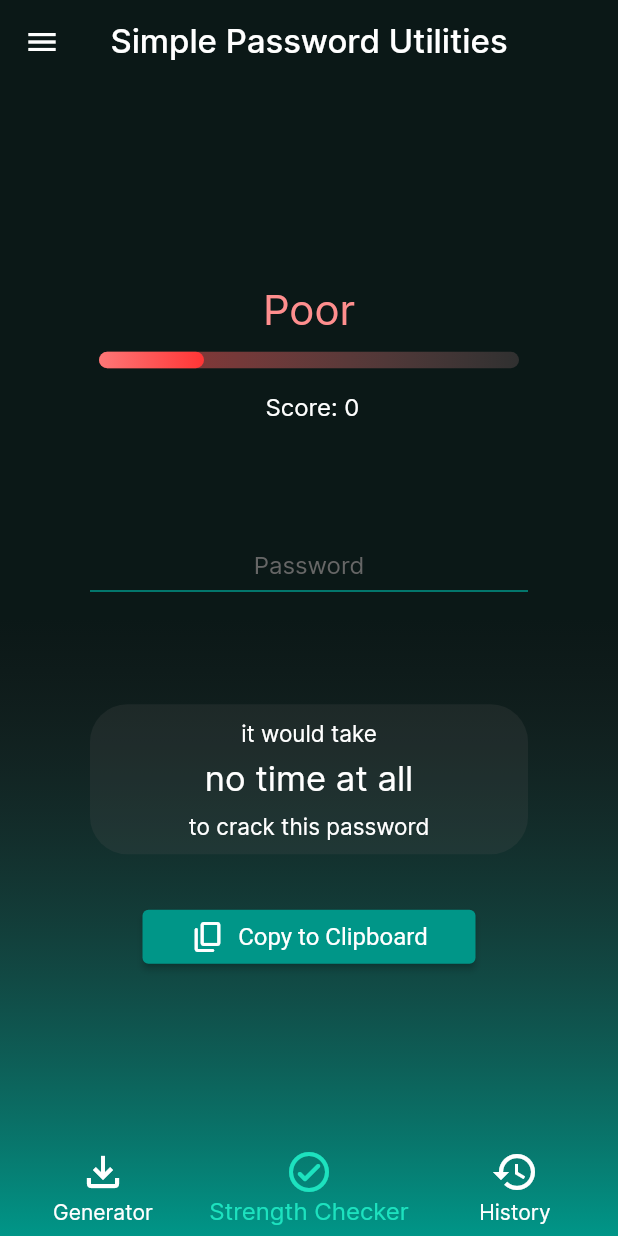
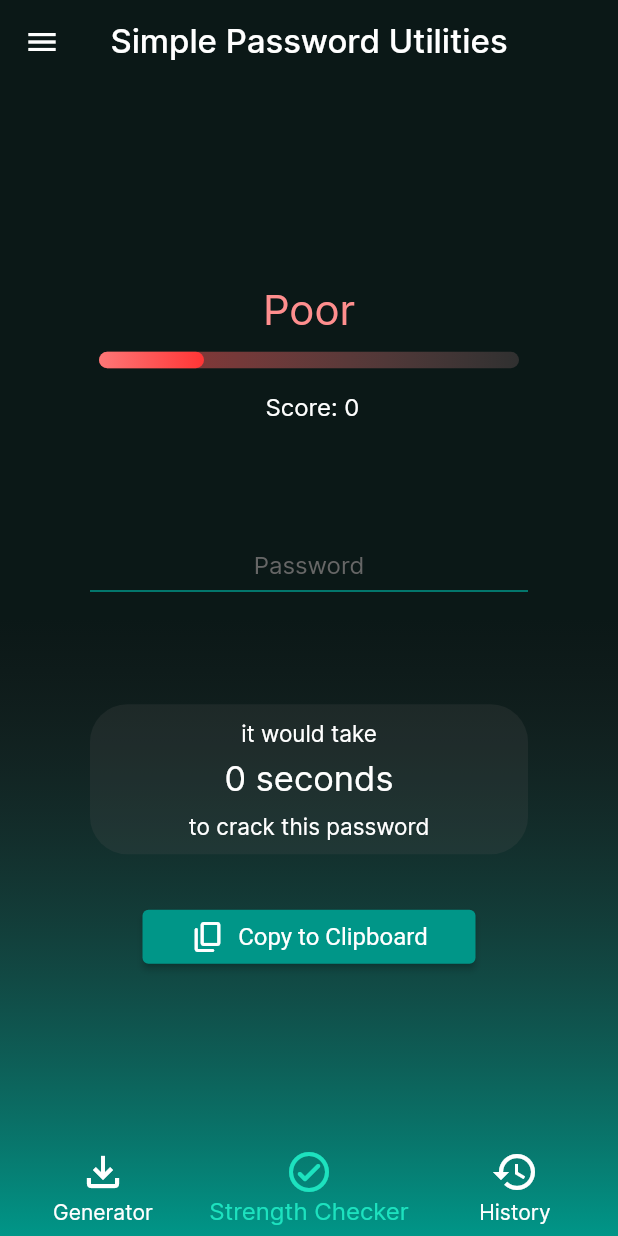
Before and after one commit to aaronjc15128/password_generator, a Flutter app: the screen it shows after launch, item 2 of the bottom bar chosen, on a phone screen of 412 x 824 dp. Run offline on Flutter 3.47's test engine with Material 2 defaults, Android fonts, the phone set to English and light mode, and no system bars.

Commit message:
Fixed Stength Checker time

```diff
--- a/lib/main.dart
+++ b/lib/main.dart
@@ -128,11 +128,17 @@ class _AppState extends State<App> {
   String anIcon = "GreyedIcon";
   String asIcon = "GreyedIcon";
 
-  // generatePassword() checkPassword()
+  // generatePassword()  ~  checkPassword()
   List lowercase = const ["a", "b", "c", "d", "e", "f", "g", "h", "i", "j", "k", "l", "m", "n", "o", "p", "q", "r", "s", "t", "u", "v", "w", "x", "y", "z"];
   List uppercase = const ["A", "B", "C", "D", "E", "F", "G", "H", "I", "J", "K", "L", "M", "N", "O", "P", "Q", "R", "S", "T", "U", "V", "W", "X", "Y", "Z"];
   List numbers = const ["0", "1", "2", "3", "4", "5", "6", "7", "8", "9"];
   List symbols = const ["!", "#", "%", "&", '"', "(", ")", "*", "+", ",", "-", ".", "/", ":", ";", "<", "=", ">", "?", "@", "[", "]", "^", "_", "'", "{", "|", "}", "~"];
+
+  // checkPassword()  ~  pages() => Strength Checker
+  late String passwordTime;
+  late String passwordTimeUnits;
+  late int totalCharacters;
+  int attemptsPerSecond = 1000;
 
   // pages() => Generator
   double lengthSliderValue = 20;
@@ -148,27 +154,7 @@ class _AppState extends State<App> {
   late Color colorScore;
   late List<Color> glowColor;
   late List<Color> indicatorColor;
-  late double passwordTime;
-  late int roundedTime;
-  late String roundedUnit;
-  late String roundedString;
   double meterValue = 25;
-
-  Map<double, String> timeConversions = {
-    87660000 : "millenium",
-    876600 : "century",
-    87660 : "decade",
-    8766 : "year",
-    730.5 : "month",
-    168 : "week",
-    24 : "day",
-    1 : "hour",
-    0.0167 : "minute",
-    0.000278 : "second",
-    0.000000278 : "millisecond",
-    0.000000000278 : "microsecond",
-    0.000000000000278 : "nanosecond",
-  };
 
   // pages() => History
   List history = [];
@@ -344,31 +330,10 @@ class _AppState extends State<App> {
       passwordScore *= 33.33;
       roundedScore = passwordScore.toStringAsFixed(0);
 
-      // passwordTimeInHours = (possibleCharacters ^ passwordLength) / (2 * hashRateInHours)
-      passwordTime = pow((lowercase.length+uppercase.length+numbers.length+symbols.length), userpassword.length) / (2 * 36000000000000); // H/h = 36 000 000 000 000 (36 trillion)
 
-      for (double key in timeConversions.keys) {
-        if (passwordTime >= key) {
-          roundedTime = (passwordTime / key).round();
-
-          if (roundedTime == 1) {
-            roundedUnit = (timeConversions[key]).toString();
-          }
-          else if (timeConversions[key] == "century") {
-            roundedUnit = "centuries";
-          }
-          else {
-            roundedUnit = "${timeConversions[key]}s";
-          }
-
-          roundedString = "${roundedTime.toString()} $roundedUnit";
-          // roundedString = "$passwordTime";
-          return;
-        }
-      }
-
-      roundedString = "no time at all";
-      // roundedString = "$passwordTime";
+      // totalCharacters (double) ^ userPasswordLength (double)  ~  converted to BigInt  ~  / attemptsPerSecond   ~  converted to String   ~  appended to passwordTimeUnits;
+      passwordTimeUnits = " ""seconds";
+      passwordTime = (BigInt.from(pow(totalCharacters.toDouble(), userpassword.length.toDouble())) ~/ BigInt.from(attemptsPerSecond)).toString() + passwordTimeUnits;
     });
   }
 
@@ -621,7 +586,7 @@ class _AppState extends State<App> {
               ),
               Container(height: 36,
                 alignment: Alignment.center,
-                child: Text(roundedString, style: TextStyle(fontSize: 23, color: themeColors["Text"]))
+                child: Text(passwordTime, style: TextStyle(fontSize: 23, color: themeColors["Text"]))
               ),
               Container(height: 26,
                 alignment: Alignment.center,
@@ -1063,6 +1028,7 @@ class _AppState extends State<App> {
       themeColors.addAll(darkThemeColors);
       history.addAll(defaultHistory);
       historyParameters.addAll(defaultHistoryParameters);
+      totalCharacters = lowercase.length + uppercase.length + numbers.length + symbols.length;
       checkPassword("password");
     });
   }
```
